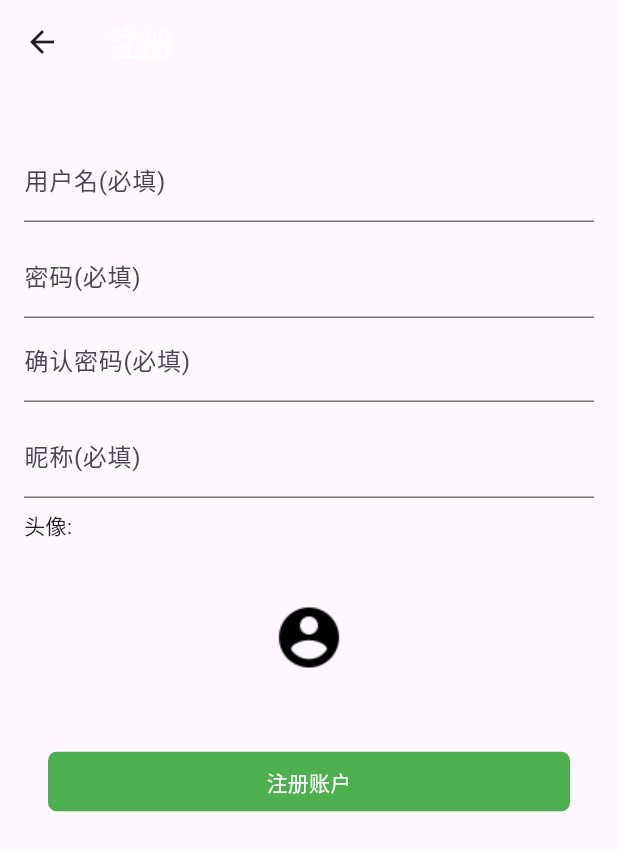
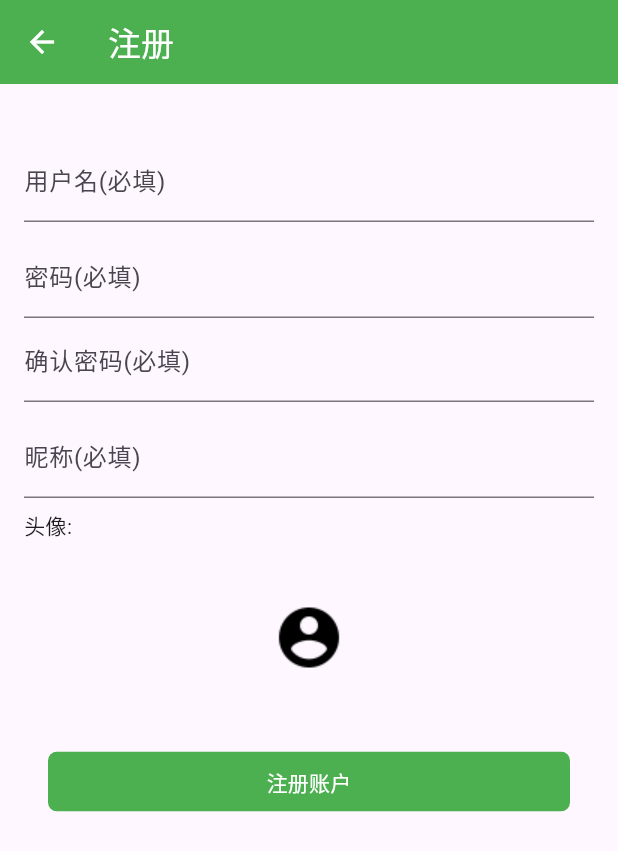
Before and after one commit to siwangqishiq/dear-imclient, a Flutter app: the screen it shows after launch, after a tap on "注册新账号", on a phone screen of 412 x 824 dp. Shown: the top 851 px of the screen. Run offline on Flutter 3.47's test engine with Material 3 defaults, Android fonts, the phone set to English and light mode, and no system bars; our stand-ins replace connectivity_plus, date_format, dio, drift, extended_image, file_picker and 4 more; missing offline and left inert: dart:ffi, extended_text_field, flutter_toastr, flutter_webrtc, image_save, local_notifier and 4 more; accounts and stored records are empty; generated files the repository leaves out were written again; Roboto replaces fonts that are missing (cn).

Commit message:
upgrade library

```diff
--- a/lib/config.dart
+++ b/lib/config.dart
@@ -5,7 +5,7 @@ const String APP_NAME = "iM";
 // const String HOST = "10.242.142.129";
 // const String HOST = "192.168.31.230"; // mac
 // const String HOST = "192.168.31.37"; // windows
-const String HOST = "192.168.1.1";//服务地址
+const String HOST = "101.34.23.152";//online
 
 //native channel name
 const String NATIVE_CHANNEL = "dearim_channel";
--- a/lib/main.dart
+++ b/lib/main.dart
@@ -34,6 +34,11 @@ void main() async {
   runApp(
     MaterialApp(
       home: MyApp(),
+      theme: ThemeData(
+        appBarTheme:const AppBarTheme(
+          backgroundColor: Colors.green
+        )
+      ),
     )
   );
   // coreTestRun();
@@ -96,6 +101,12 @@ class MyApp extends StatelessWidget with WindowListener {
       theme: ThemeData(
         primarySwatch: ColorThemes.themeColor,
         fontFamily: "cn",
+        appBarTheme:const AppBarTheme(
+          backgroundColor: Colors.green,
+          iconTheme: IconThemeData(
+            color: Colors.white
+          )
+        )
       ),
       home: FutureBuilder(
         future: getUser(),
--- a/lib/pages/avchat_page.dart
+++ b/lib/pages/avchat_page.dart
@@ -83,7 +83,7 @@ class AvChatPageState extends State<AvChatPage> {
         child: Stack(
           children: [
             Center(
-                child: SizedBox(
+              child: SizedBox(
               width: MediaQuery.of(context).size.width,
               height: MediaQuery.of(context).size.height,
               child: RTCVideoView(
--- a/lib/widget/avchat_userinfo.dart
+++ b/lib/widget/avchat_userinfo.dart
@@ -15,15 +15,15 @@ class AvChatUserInfoWidget extends StatelessWidget{
       mainAxisAlignment: MainAxisAlignment.start,
       children: [
         SizedBox(width: MediaQuery.of(context).size.width),
-        const Divider(height: 40.0),
+        const Divider(height: 40.0 , color: Colors.transparent),
         HeadView(remoteModel.avatar,
             size: ImageSize.origin, width: 90.0, height: 90.0, circle: 64.0),
-        const Divider(height: 8.0),
+        const Divider(height: 8.0 , color: Colors.transparent),
         Text(
           remoteModel.name,
           style: const TextStyle(color: Colors.white, fontSize: 20.0),
         ),
-        const Divider(height: 8.0),
+        const Divider(height: 8.0 ,color: Colors.transparent),
       ],
     );
   }
--- a/pubspec.yaml
+++ b/pubspec.yaml
@@ -42,14 +42,14 @@ dependencies:
   file_picker: ^5.2.6 #文件选择器
   lpinyin: ^2.0.2 #中文转拼音
   mime: ^1.0.1 #文件类型判断
-  extended_text_field: ^12.1.0 #自定义特殊显示输入框
+  extended_text_field: ^16.0.0 #自定义特殊显示输入框
   path: ^1.8.0
   drift: ^1.3.0 #sqlite封装库
   sqlite3_flutter_libs: ^0.5.0
   sqlite3: ^1.5.1
   extended_image: ^8.1.1 #图片加载并缓存本地
   platform: ^3.1.0
-  flutter_webrtc: ^0.9.24 #webrtc
+  flutter_webrtc: ^0.12.10 #webrtc
   screen_capturer: ^0.1.3 #桌面端截屏
   image_save: ^5.0.0 #图片保存到相册
   permission_handler: ^10.2.0 #权限申请 检测
```
Also changed, not shown: lib/pages/chat_page.dart (+36 -37 lines), lib/pages/profile_page.dart (+16 -7 lines).
